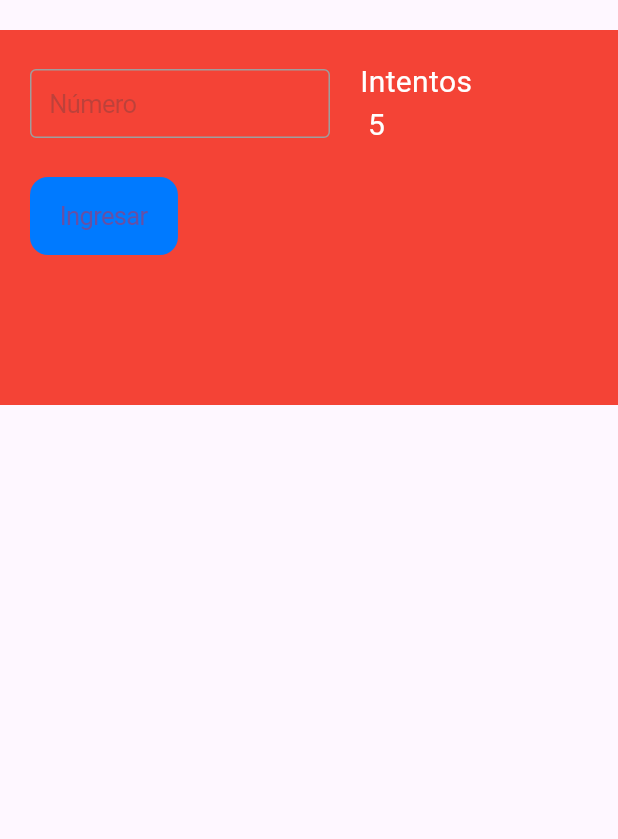
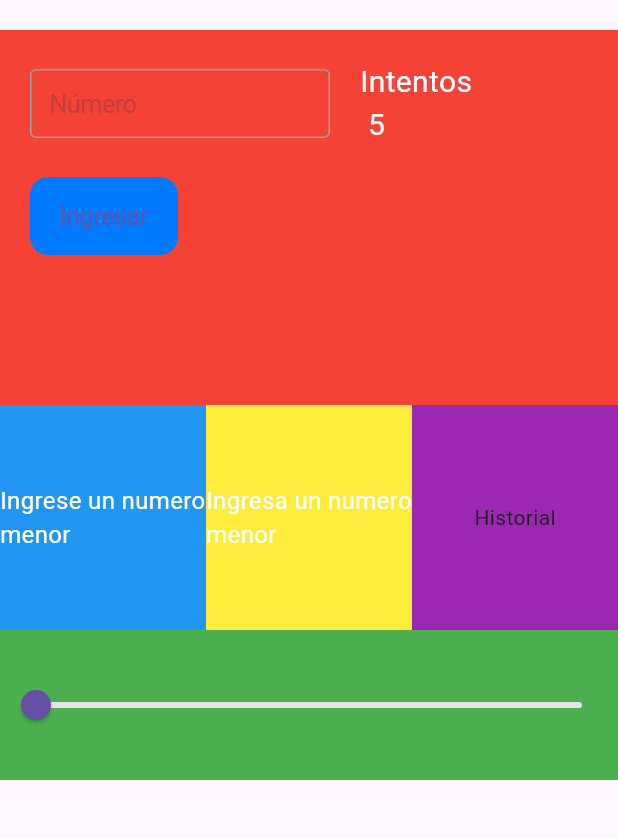
Before and after one commit to LeonardoVargas19/app_adivina_el_numero, a Flutter app: the screen it shows after launch, on a phone screen of 412 x 824 dp, the part 84-923 px from its top. Run offline on Flutter 3.47's test engine with Material 3 defaults, Android fonts, the phone set to English and light mode, and no system bars.

Commit message:
Tablero
Creacin del tablero el cual  contiene 3 containers uno que pedira un numero mayor otro menor por ultimo un historial de numero

```diff
--- a/lib/screens/home.dart
+++ b/lib/screens/home.dart
@@ -13,7 +13,85 @@ class Home extends StatelessWidget {
       body: Padding(
         padding: EdgeInsets.only(top: 20),
         child: Column(children: [
+          _header(),
+          tablero(),
           Container(
+            width: double.infinity,
+            height: 100,
+            color: Colors.green,
+            child: Row(
+              mainAxisAlignment: MainAxisAlignment.spaceBetween,
+              children: [
+                Expanded(
+                    child: Slider.adaptive(
+                  value: 0,
+                  max: 3,
+                  min: 0,
+                  label: 'test',
+                  onChanged: (value) {},
+                ))
+              ],
+            ),
+          )
+        ]),
+      ),
+    );
+  }
+}
+
+class tablero extends StatelessWidget {
+  const tablero({
+    super.key,
+  });
+
+  @override
+  Widget build(BuildContext context) {
+    return Row(
+      children: [
+        Expanded(
+          child: Container(
+            color: Colors.blue,
+            height: 150,
+            child: Center(
+              child: Text(
+                'Ingrese un numero menor',
+                style: TextStyle(color: Colors.white, fontSize: 16),
+              ),
+            ),
+          ),
+        ),
+        Expanded(
+          child: Container(
+            color: Colors.yellow,
+            height: 150,
+            child: Center(
+                child: Text(
+              'Ingresa un numero menor',
+              style: TextStyle(color: Colors.white, fontSize: 16),
+            )),
+          ),
+        ),
+        Expanded(
+            child: Container(
+          color: Colors.purple,
+          height: 150,
+          child: Center(
+            child: Text('Historial'),
+          ),
+        ))
+      ],
+    );
+  }
+}
+
+class _header extends StatelessWidget {
+  const _header({
+    super.key,
+  });
+
+  @override
+  Widget build(BuildContext context) {
+    return Container(
       width: double.infinity,
       height: 250,
       color: Colors.red,
@@ -55,9 +133,6 @@ class Home extends StatelessWidget {
               onPressed: () {}),
         ],
       ),
-          )
-        ]),
-      ),
     );
   }
 }
```
Lines whose indentation alone changed are shown as unchanged.
